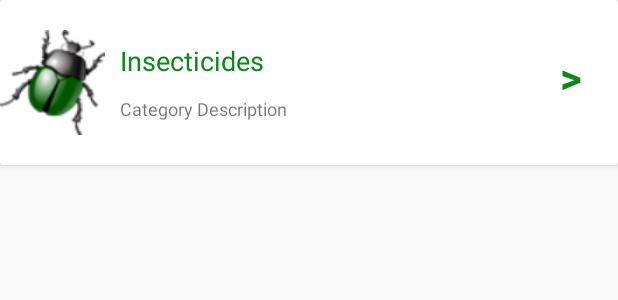
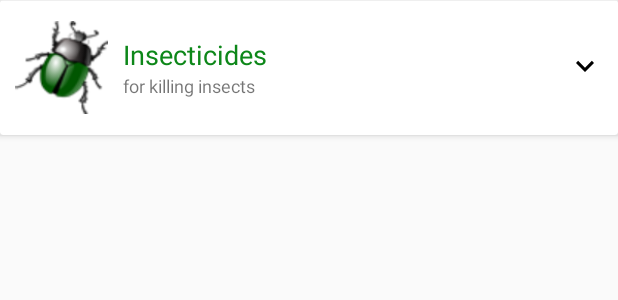
Before and after one commit to kzish/agricura, an Android app: the layout row_product_category.xml on its own in the app's theme, with its tools: preview values and no code run, on a phone screen of 412 x 824 dp. Shown: the top 300 px of the screen. Run offline under Robolectric (Android 15) with nearby library versions, the phone set to English and light mode, and no system bars.

Commit message:
completed branches, products, and product categories

```diff
--- a/app/src/main/java/net/centricdata/agricura/Adapters/NewsAdapter.java
+++ b/app/src/main/java/net/centricdata/agricura/Adapters/NewsAdapter.java
@@ -63,7 +63,11 @@ public class NewsAdapter extends RecyclerView.Adapter<NewsAdapter.NewsViewHolder
         this.newsList = newsList;
     }
 
-
+    @Override
+    public long getItemId(int position) {
+        super.getItemId(position);
+        return position;
+    }
 
     @NonNull
     @Override
--- a/app/src/main/java/net/centricdata/agricura/Adapters/SalesAdapter.java
+++ b/app/src/main/java/net/centricdata/agricura/Adapters/SalesAdapter.java
@@ -45,6 +45,11 @@ public class SalesAdapter extends RecyclerView.Adapter<SalesAdapter.SalesViewHol
         return new  SalesViewHolder(v);
     }
 
+    @Override
+    public long getItemId(int position) {
+        super.getItemId(position);
+        return position;
+    }
     @Override
     public void onBindViewHolder(@NonNull SalesViewHolder salesViewHolder, final int position) {
 
--- a/app/src/main/res/layout/row_branches.xml
+++ b/app/src/main/res/layout/row_branches.xml
@@ -7,15 +7,19 @@
     android:layout_width="match_parent"
     android:layout_height="wrap_content"
     android:layout_marginTop="2dp"
+
     android:orientation="vertical">
 
     <androidx.cardview.widget.CardView
         android:id="@+id/card_branch"
+
         android:layout_width="match_parent"
         android:layout_height="wrap_content"
         android:clickable="true">
 
         <LinearLayout
+            android:id="@+id/bg_lay"
+            android:background="#fff"
             android:padding="10dp"
             android:layout_width="match_parent"
             android:layout_height="wrap_content"
--- a/app/src/main/res/layout/row_product_category.xml
+++ b/app/src/main/res/layout/row_product_category.xml
@@ -5,75 +5,72 @@
     android:id="@+id/card_product_categories"
     android:layout_width="match_parent"
     android:layout_height="wrap_content"
+    android:padding="10dp"
     app:cardElevation="3dp">
 
-    <androidx.constraintlayout.widget.ConstraintLayout
-        xmlns:android="http://schemas.android.com/apk/res/android"
-        xmlns:app="http://schemas.android.com/apk/res-auto"
-        xmlns:tools="http://schemas.android.com/tools"
+
+    <LinearLayout
+        android:id="@+id/bg_lay"
         android:layout_width="match_parent"
-        android:layout_height="match_parent">
+        android:layout_height="wrap_content"
+        android:orientation="horizontal"
+        android:padding="10dp"
+        android:weightSum="1">
 
-        <RelativeLayout
+        <LinearLayout
             android:layout_width="match_parent"
             android:layout_height="wrap_content"
-            app:layout_constraintTop_toTopOf="parent">
-
-            <TextView
-                android:id="@+id/txtProductCatName"
-                android:layout_width="wrap_content"
-                android:layout_height="wrap_content"
-                android:layout_marginStart="10dp"
-                android:layout_marginTop="28dp"
-                android:layout_toEndOf="@+id/imgCategory"
-                android:layout_toRightOf="@id/imgCategory"
-                android:text="Insecticides"
-                android:textColor="@color/colorPrimary"
-                android:textSize="18sp"
-                app:layout_constraintTop_toTopOf="parent"
-                />
-
-            <TextView
-                android:id="@+id/txtProductCatDescription"
-                android:layout_width="wrap_content"
-                android:layout_height="32dp"
-                android:layout_marginStart="10dp"
-                android:layout_marginTop="64dp"
-                android:layout_toRightOf="@id/imgCategory"
-                android:text="Category Description"
-                android:textSize="12sp"
-                app:layout_constraintStart_toEndOf="@+id/imgCategory"
-                app:layout_constraintTop_toBottomOf="@+id/txtProductCatName" />
+            android:layout_weight="1"
+            android:orientation="horizontal"
+            android:weightSum="1">
 
             <ImageView
                 android:id="@+id/imgCategory"
-                android:layout_marginTop="20dp"
-                android:layout_marginBottom="20dp"
                 android:layout_width="70dp"
                 android:layout_height="70dp"
-                app:srcCompat="@drawable/cat_1"
-                tools:layout_editor_absoluteX="1dp"
-                tools:layout_editor_absoluteY="6dp" />
+                android:layout_marginRight="10dp"
+                android:layout_weight="0.1"
+                app:srcCompat="@drawable/cat_1" />
+
+            <LinearLayout
+                android:layout_width="match_parent"
+                android:layout_height="wrap_content"
+                android:layout_gravity="center_vertical"
+                android:layout_weight="0.9"
+                android:orientation="vertical">
+
+                <TextView
+                    android:id="@+id/txtProductCatName"
+                    android:layout_width="wrap_content"
+                    android:layout_height="wrap_content"
+                    android:text="Insecticides"
+                    android:textColor="@color/colorPrimary"
+                    android:textSize="18sp" />
+
+                <TextView
+                    android:id="@+id/txtProductCatDescription"
+                    android:layout_width="wrap_content"
+                    android:layout_height="wrap_content"
+                    android:text="for killing insects"
+                    android:textSize="12sp" />
+            </LinearLayout>
 
 
+        </LinearLayout>
+
+        <ImageView
+            android:layout_width="wrap_content"
+            android:layout_height="wrap_content"
+            android:layout_gravity="center_horizontal|center_vertical"
+            android:layout_weight="0.1"
+            app:srcCompat="@drawable/ic_keyboard_arrow_down_black_24dp" />
+    </LinearLayout>
 
 
-        </RelativeLayout>
-
-        <TextView
-            android:layout_width="wrap_content"
-            android:layout_height="wrap_content"
-            android:layout_marginTop="8dp"
-            android:layout_marginEnd="24dp"
-            android:layout_marginBottom="16dp"
-            android:text=">"
-            android:textColor="@color/colorPrimary"
-            android:textSize="28sp"
-            android:textStyle="bold"
-            app:layout_constraintBottom_toBottomOf="parent"
-            app:layout_constraintEnd_toEndOf="parent"
-            app:layout_constraintTop_toTopOf="parent" />
-
-    </androidx.constraintlayout.widget.ConstraintLayout>
+    <View
+        android:layout_width="match_parent"
+        android:layout_height="0.1dp"
+        android:alpha="0.5"
+        android:background="#dedede" />
 
 </androidx.cardview.widget.CardView>
--- a/app/src/main/res/values/colors.xml
+++ b/app/src/main/res/values/colors.xml
@@ -6,4 +6,5 @@
     <color name="backgroundcalaz">#fcfcfc</color>
     <color name="backgroundImgView">#80FFFFFF</color>
     <color name="lightGreen">#09FF11</color>
+    <color name="verylightGreen">#e7eee8</color>
 </resources>
```
Also changed, not shown: app/src/main/java/net/centricdata/agricura/Adapters/BranchesAdapter.java (+26 -5 lines), app/src/main/java/net/centricdata/agricura/Adapters/ProductCategoriesAdapter.java (+15 -1 lines), app/src/main/java/net/centricdata/agricura/Adapters/ProductsAdapter.java (+21 -0 lines), app/src/main/java/net/centricdata/agricura/Fragments/ProductCategoriesFragment.java (+7 -10 lines), app/src/main/java/net/centricdata/agricura/Fragments/ProductsFragment.java (+74 -75 lines), app/src/main/res/layout/row_products.xml (+13 -14 lines).
